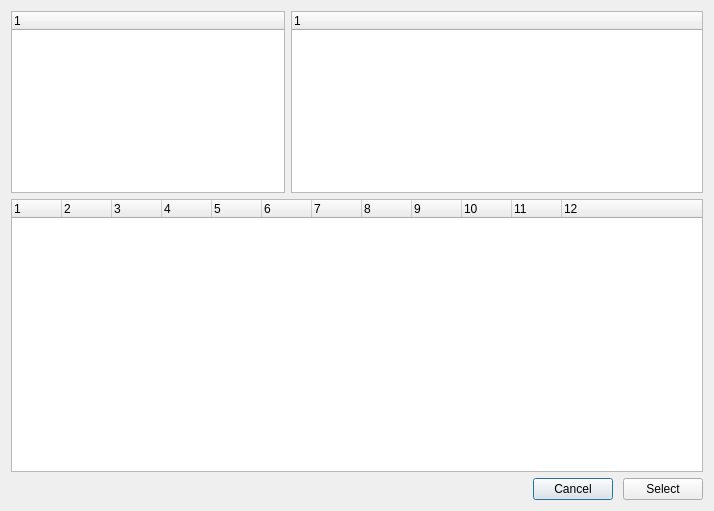
Above: protocol_select.ui from miikasyvanen/FastECU before the change. Below: the same form after it.
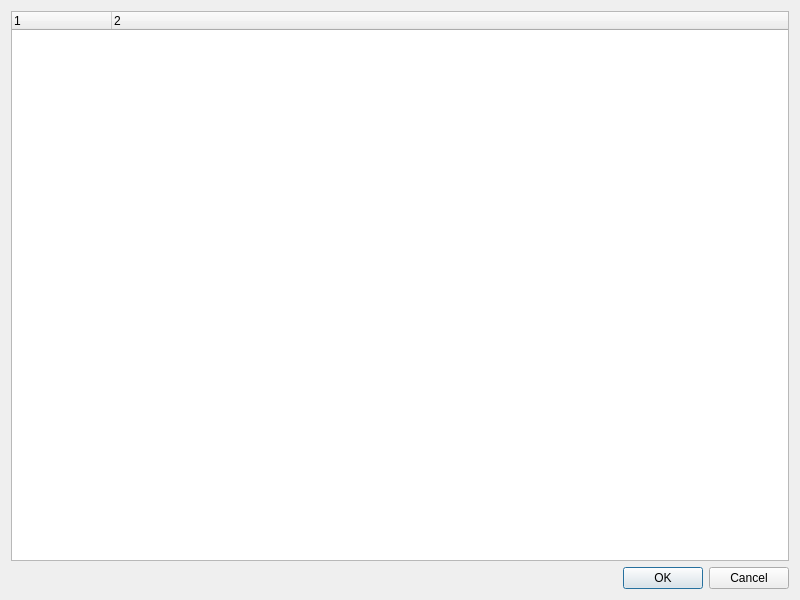
That is the form after the change.

Diff of the .ui file:
```diff
--- a/protocol_select.ui
+++ b/protocol_select.ui
@@ -6,158 +6,40 @@
    <rect>
     <x>0</x>
     <y>0</y>
-    <width>714</width>
-    <height>511</height>
+    <width>800</width>
+    <height>600</height>
    </rect>
   </property>
   <property name="windowTitle">
    <string>Select protocol</string>
   </property>
-  <layout class="QVBoxLayout" name="verticalLayout_2" stretch="2,3,0">
+  <layout class="QVBoxLayout" name="verticalLayout">
    <item>
-    <layout class="QHBoxLayout" name="horizontalLayout_3" stretch="2,3">
-     <item>
-      <widget class="QTreeWidget" name="car_make_tree_widget">
-       <property name="indentation">
-        <number>0</number>
-       </property>
-       <column>
-        <property name="text">
-         <string notr="true">1</string>
-        </property>
-       </column>
-      </widget>
-     </item>
-     <item>
-      <widget class="QTreeWidget" name="car_model_tree_widget">
-       <property name="indentation">
-        <number>0</number>
-       </property>
-       <column>
-        <property name="text">
-         <string notr="true">1</string>
-        </property>
-       </column>
-      </widget>
-     </item>
-    </layout>
+    <widget class="QTreeWidget" name="treeWidget">
+     <property name="columnCount">
+      <number>2</number>
+     </property>
+     <column>
+      <property name="text">
+       <string notr="true">1</string>
+      </property>
+     </column>
+     <column>
+      <property name="text">
+       <string notr="true">2</string>
+      </property>
+     </column>
+    </widget>
    </item>
    <item>
-    <layout class="QHBoxLayout" name="horizontalLayout">
-     <item>
-      <widget class="QTreeWidget" name="car_version_tree_widget">
-       <property name="indentation">
-        <number>0</number>
-       </property>
-       <property name="columnCount">
-        <number>12</number>
-       </property>
-       <attribute name="headerMinimumSectionSize">
-        <number>10</number>
-       </attribute>
-       <attribute name="headerDefaultSectionSize">
-        <number>50</number>
-       </attribute>
-       <attribute name="headerStretchLastSection">
-        <bool>true</bool>
-       </attribute>
-       <column>
-        <property name="text">
-         <string notr="true">1</string>
-        </property>
-       </column>
-       <column>
-        <property name="text">
-         <string notr="true">2</string>
-        </property>
-       </column>
-       <column>
-        <property name="text">
-         <string notr="true">3</string>
-        </property>
-       </column>
-       <column>
-        <property name="text">
-         <string notr="true">4</string>
-        </property>
-       </column>
-       <column>
-        <property name="text">
-         <string notr="true">5</string>
-        </property>
-       </column>
-       <column>
-        <property name="text">
-         <string notr="true">6</string>
-        </property>
-       </column>
-       <column>
-        <property name="text">
-         <string notr="true">7</string>
-        </property>
-       </column>
-       <column>
-        <property name="text">
-         <string notr="true">8</string>
-        </property>
-       </column>
-       <column>
-        <property name="text">
-         <string notr="true">9</string>
-        </property>
-       </column>
-       <column>
-        <property name="text">
-         <string notr="true">10</string>
-        </property>
-       </column>
-       <column>
-        <property name="text">
-         <string notr="true">11</string>
-        </property>
-       </column>
-       <column>
-        <property name="text">
-         <string notr="true">12</string>
-        </property>
-       </column>
-      </widget>
-     </item>
-    </layout>
-   </item>
-   <item>
-    <layout class="QHBoxLayout" name="horizontalLayout_2">
-     <property name="spacing">
-      <number>10</number>
+    <widget class="QDialogButtonBox" name="buttonBox">
+     <property name="orientation">
+      <enum>Qt::Horizontal</enum>
      </property>
-     <item>
-      <spacer name="horizontalSpacer">
-       <property name="orientation">
-        <enum>Qt::Horizontal</enum>
-       </property>
-       <property name="sizeHint" stdset="0">
-        <size>
-         <width>40</width>
-         <height>20</height>
-        </size>
-       </property>
-      </spacer>
-     </item>
-     <item>
-      <widget class="QPushButton" name="cancel_button">
-       <property name="text">
-        <string>Cancel</string>
-       </property>
-      </widget>
-     </item>
-     <item>
-      <widget class="QPushButton" name="select_button">
-       <property name="text">
-        <string>Select</string>
-       </property>
-      </widget>
-     </item>
-    </layout>
+     <property name="standardButtons">
+      <set>QDialogButtonBox::Cancel|QDialogButtonBox::Ok</set>
+     </property>
+    </widget>
    </item>
   </layout>
  </widget>
```
Left out of the diff: 41 changed lines with no effect on the pictures.
